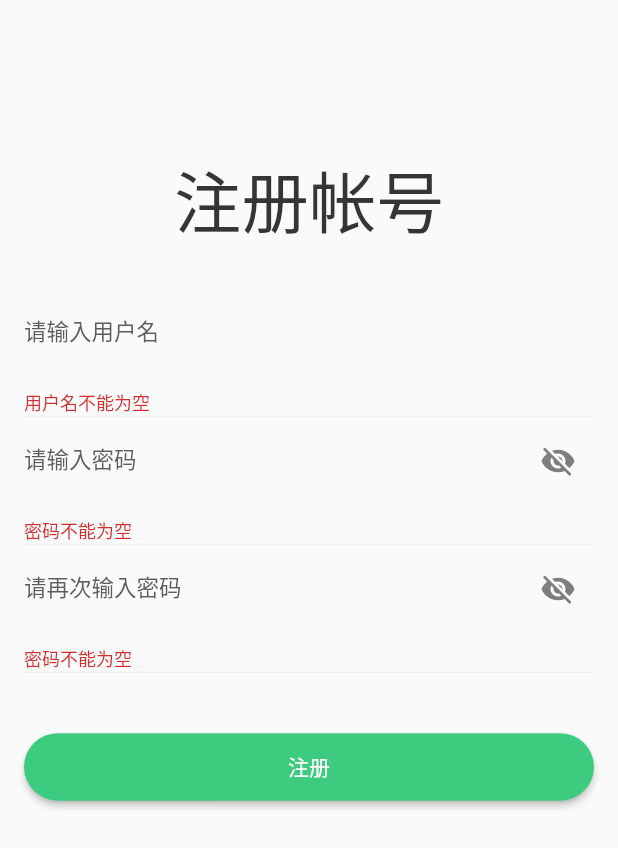
After one commit to mengyjd/college_books_flutter, a Flutter app: the RegisterPage screen opened directly, after a tap on "注册", on a phone screen of 412 x 824 dp. The commit adds this screen. Shown: the top 848 px of the screen. Run offline on Flutter 3.47's test engine with Material 2 defaults, Android fonts, the light colour scheme and no system bars; our stand-ins replace dio, flutter_swiper; missing offline and left inert: multi_image_picker; network calls fail.

Commit message:
新增登录注册页面

```diff
--- a/lib/navigator/tab_navigator.dart
+++ b/lib/navigator/tab_navigator.dart
@@ -1,4 +1,5 @@
 import 'package:college_books/pages/home/home.dart';
+import 'package:college_books/pages/login.dart';
 import 'package:college_books/pages/my/my.dart';
 import 'package:college_books/pages/publish/publish.dart';
 import 'package:college_books/pages/test.dart';
--- a/lib/pages/publish/publish.dart
+++ b/lib/pages/publish/publish.dart
@@ -3,7 +3,7 @@ import 'package:college_books/model/home_model.dart';
 import 'package:college_books/model/publish_goods_model.dart';
 import 'package:college_books/pages/publish/image_picker.dart';
 import 'package:college_books/utils/hex_color.dart';
-import 'package:college_books/widget/my_widget.dart';
+import 'package:college_books/utils/utils.dart';
 import 'package:flutter/material.dart';
 import 'package:flutter/services.dart';
 
@@ -77,16 +77,16 @@ class _PublishPage extends State<PublishPage> {
   }
 
   void submit() {
-    ScaffoldMessenger.of(context).showSnackBar(MyWidget.buildSnackBar('提交'));
+    Utils.showSnackBar(context, '提交');
   }
 
   bool _validateForm() {
     if (publishGoods.title == null || publishGoods.title.isEmpty) {
-      ScaffoldMessenger.of(context).showSnackBar(MyWidget.buildSnackBar("请填写标题"));
+      Utils.showSnackBar(context, '请填写标题');
       return false;
     }
     if (publishGoods.price == null || publishGoods.price == 0) {
-      ScaffoldMessenger.of(context).showSnackBar(MyWidget.buildSnackBar("请填写价格"));
+      Utils.showSnackBar(context, '请填写价格');
       return false;
     }
     return true;
--- /dev/null
+++ b/lib/pages/register.dart
@@ -0,0 +1,180 @@
+import 'package:college_books/utils/utils.dart';
+import 'package:college_books/widget/my_widget.dart';
+import 'package:flutter/material.dart';
+
+class RegisterPage extends StatefulWidget {
+  @override
+  _Login createState() => new _Login();
+}
+
+class _Login extends State<RegisterPage> {
+  //获取Key用来获取Form表单组件
+  GlobalKey<FormState> registerKey = new GlobalKey<FormState>();
+  String username;
+  String password;
+  String secondPassword;
+  bool isShowPassWord = false;
+
+  void register() {
+    // TODO: 注册
+    if(!registerKey.currentState.validate()) {
+      print('验证失败');
+      return;
+    }
+    if(password != secondPassword) {
+      Utils.showSnackBar(context, '两次输入的密码不一致!');
+      return;
+    }
+    print('注册==========');
+    Utils.showSnackBar(context, '注册');
+  }
+
+  void showPassWord() {
+    setState(() {
+      isShowPassWord = !isShowPassWord;
+    });
+  }
+
+  @override
+  Widget build(BuildContext context) {
+    return Scaffold(
+        body: ListView(
+          children: [
+            Column(
+              children: [
+                buildLogo(),
+                Container(
+                  padding: const EdgeInsets.all(16.0),
+                  child: new Form(
+                    key: registerKey,
+                    child: Column(
+                      children: [
+                        // 输入框
+                        ...buildInput(),
+                        // 注册按钮
+                        new Container(
+                          height: 45.0,
+                          margin: EdgeInsets.only(top: 40.0),
+                          child: new SizedBox.expand(
+                            child: new RaisedButton(
+                              onPressed: register,
+                              color: Color.fromARGB(255, 61, 203, 128),
+                              child: new Text(
+                                '注册',
+                                style: TextStyle(
+                                    fontSize: 14.0,
+                                    color: Color.fromARGB(255, 255, 255, 255)),
+                              ),
+                              shape: new RoundedRectangleBorder(
+                                  borderRadius:
+                                  new BorderRadius.circular(45.0)),
+                            ),
+                          ),
+                        ),
+                      ],
+                    ),
+                  ),
+                )
+              ],
+            ),
+          ],
+        ),
+    );
+  }
+
+  Widget buildLogo() {
+    return Container(
+        padding: EdgeInsets.only(top: 100.0, bottom: 10.0),
+        child: Text(
+          '注册帐号',
+          style:
+          TextStyle(color: Color.fromARGB(255, 53, 53, 53), fontSize: 45.0),
+        ));
+  }
+
+  List<Widget> buildInput() {
+    return [
+      new Container(
+        decoration: new BoxDecoration(
+            border: new Border(
+                bottom: BorderSide(
+                    color: Color.fromARGB(255, 240, 240, 240), width: 1.0))),
+        child: new TextFormField(
+          validator: (value) {
+            return Utils.validateEmpty(value, '用户名');
+          },
+          onChanged: (value) {
+            setState(() {
+              username = value;
+            });
+          },
+          decoration: new InputDecoration(
+            labelText: '请输入用户名',
+            labelStyle: new TextStyle(
+                fontSize: 15.0, color: Color.fromARGB(255, 93, 93, 93)),
+            border: InputBorder.none,
+          ),
+          keyboardType: TextInputType.text,
+        ),
+      ),
+      new Container(
+        decoration: new BoxDecoration(
+            border: new Border(
+                bottom: BorderSide(
+                    color: Color.fromARGB(255, 240, 240, 240), width: 1.0))),
+        child: TextFormField(
+          validator: (value) {
+            return Utils.validateEmpty(value, '密码');
+          },
+          onChanged: (value) {
+            setState(() {
+              password = value;
+            });
+          },
+          decoration: InputDecoration(
+              labelText: '请输入密码',
+              labelStyle: new TextStyle(
+                  fontSize: 15.0, color: Color.fromARGB(255, 93, 93, 93)),
+              border: InputBorder.none,
+              suffixIcon: new IconButton(
+                icon: new Icon(
+                  isShowPassWord ? Icons.visibility : Icons.visibility_off,
+                  color: Color.fromARGB(255, 126, 126, 126),
+                ),
+                onPressed: showPassWord,
+              )),
+          obscureText: !isShowPassWord,
+        ),
+      ),
+      new Container(
+        decoration: new BoxDecoration(
+            border: new Border(
+                bottom: BorderSide(
+                    color: Color.fromARGB(255, 240, 240, 240), width: 1.0))),
+        child: TextFormField(
+          validator: (value) {
+            return Utils.validateEmpty(value, '密码');
+          },
+          onChanged: (value) {
+            setState(() {
+              secondPassword = value;
+            });
+          },
+          decoration: InputDecoration(
+              labelText: '请再次输入密码',
+              labelStyle: new TextStyle(
+                  fontSize: 15.0, color: Color.fromARGB(255, 93, 93, 93)),
+              border: InputBorder.none,
+              suffixIcon: new IconButton(
+                icon: new Icon(
+                  isShowPassWord ? Icons.visibility : Icons.visibility_off,
+                  color: Color.fromARGB(255, 126, 126, 126),
+                ),
+                onPressed: showPassWord,
+              )),
+          obscureText: !isShowPassWord,
+        ),
+      ),
+    ];
+  }
+}
--- /dev/null
+++ b/lib/utils/utils.dart
@@ -0,0 +1,15 @@
+import 'package:college_books/widget/my_widget.dart';
+import 'package:flutter/material.dart';
+
+class Utils {
+  static String validateEmpty(value,String text) {
+    if (value.isEmpty) {
+      return '$text不能为空';
+    }
+    return null;
+  }
+
+  static void showSnackBar(context, text) {
+    ScaffoldMessenger.of(context).showSnackBar(MyWidget.buildSnackBar(text));
+  }
+}
```
Also changed, not shown: lib/pages/login.dart (added, +181 -0 lines), lib/pages/my/my.dart (+12 -5 lines).
